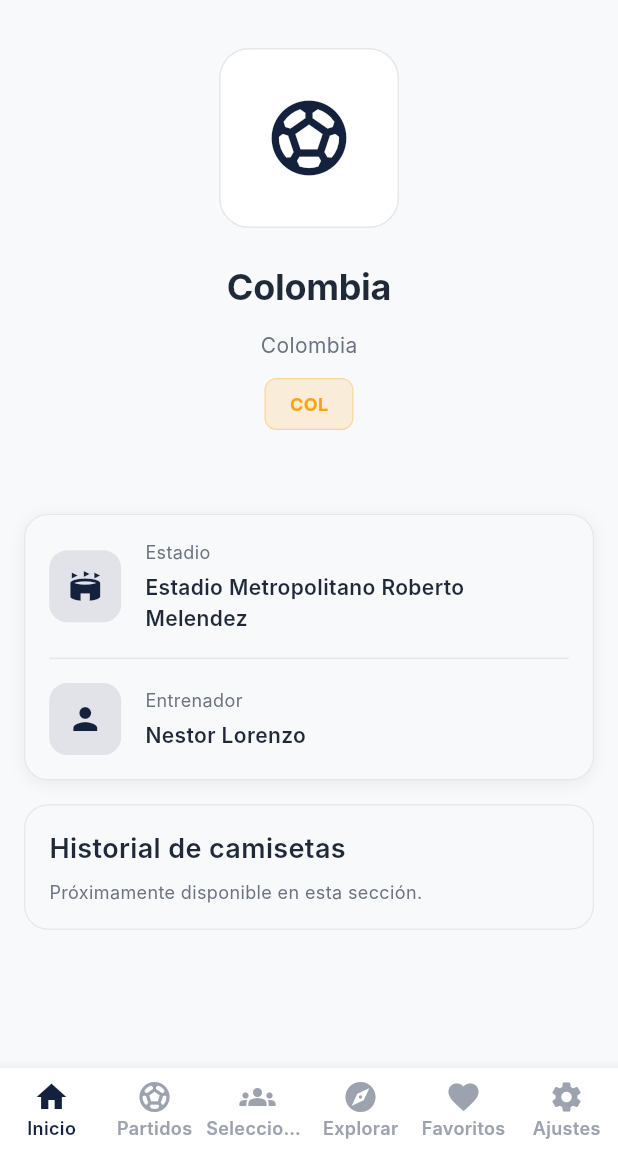
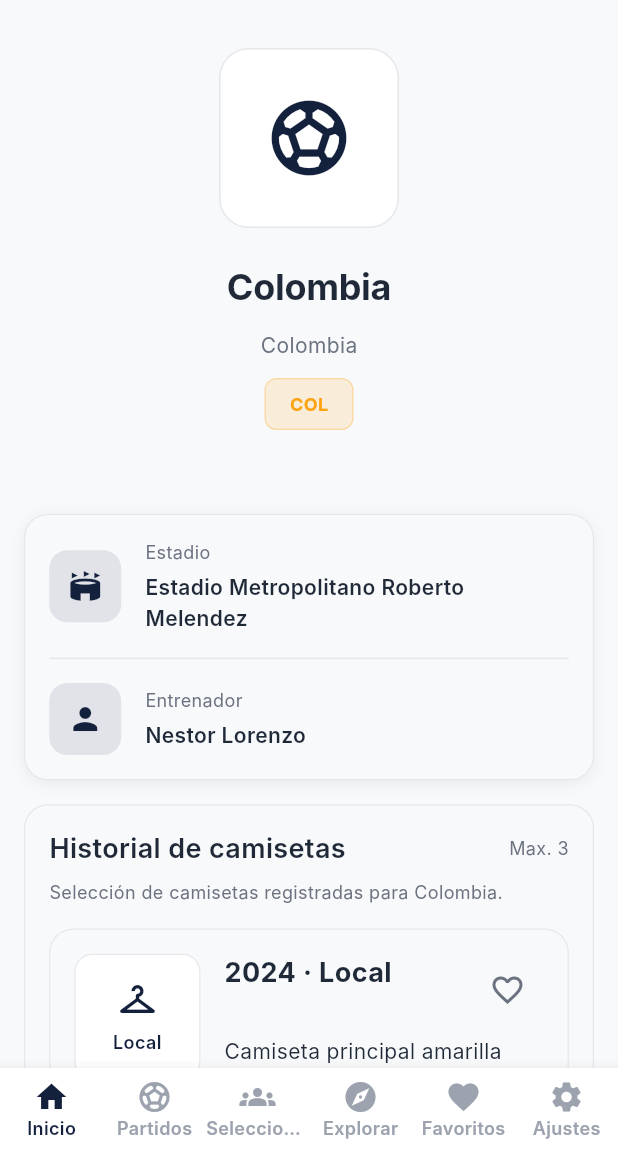
Before and after one commit to juanmalay/fcf_colombia_by_layton, a Flutter app: the TeamsScreen screen opened by its route, after a tap on the "favorite outline" icon, after a tap on "Colombia", on a phone screen of 412 x 824 dp, the part 84-1236 px from its top. Run offline on Flutter 3.47's test engine with Material 3 defaults, Android fonts, the phone set to English and light mode, and no system bars; our stand-ins replace dio, flutter_riverpod, freezed_annotation, go_router, shared_preferences; accounts and stored records are empty; network calls fail; Roboto replaces fonts that are missing (Inter).

Commit message:
feat: Add kit management functionality with local data source, repository implementation, and UI components for kit history display

```diff
--- /dev/null
+++ b/lib/features/teams/data/datasources/kits_local_datasource.dart
@@ -0,0 +1,6 @@
+import '../models/kit_model.dart';
+
+abstract class KitsLocalDataSource {
+  Future<List<KitModel>> getAllKits();
+  Future<List<KitModel>> getTeamKits(String teamId);
+}
--- /dev/null
+++ b/lib/features/teams/data/datasources/kits_local_datasource_impl.dart
@@ -0,0 +1,34 @@
+import 'dart:convert';
+
+import 'package:flutter/services.dart';
+
+import '../models/kit_model.dart';
+import 'kits_local_datasource.dart';
+
+class KitsLocalDataSourceImpl implements KitsLocalDataSource {
+  static const String _assetPath = 'assets/data/kits.json';
+
+  List<KitModel>? _cache;
+
+  @override
+  Future<List<KitModel>> getAllKits() async {
+    if (_cache != null) {
+      return _cache!;
+    }
+
+    final jsonString = await rootBundle.loadString(_assetPath);
+    final jsonMap = jsonDecode(jsonString) as Map<String, dynamic>;
+    final kits = (jsonMap['kits'] as List<dynamic>? ?? [])
+        .map((item) => KitModel.fromJson(item as Map<String, dynamic>))
+        .toList();
+
+    _cache = kits;
+    return kits;
+  }
+
+  @override
+  Future<List<KitModel>> getTeamKits(String teamId) async {
+    final kits = await getAllKits();
+    return kits.where((kit) => kit.teamId == teamId).toList();
+  }
+}
--- /dev/null
+++ b/lib/features/teams/data/models/kit_model.dart
@@ -0,0 +1,53 @@
+import '../../domain/entities/kit.dart';
+
+class KitModel {
+  final String id;
+  final String teamId;
+  final String season;
+  final String type;
+  final String imageUrl;
+  final String brand;
+  final String sponsor;
+  final String description;
+  final String tournament;
+
+  const KitModel({
+    required this.id,
+    required this.teamId,
+    required this.season,
+    required this.type,
+    required this.imageUrl,
+    required this.brand,
+    required this.sponsor,
+    required this.description,
+    required this.tournament,
+  });
+
+  factory KitModel.fromJson(Map<String, dynamic> json) {
+    return KitModel(
+      id: json['id'] as String,
+      teamId: json['teamId'] as String,
+      season: json['season'] as String,
+      type: json['type'] as String,
+      imageUrl: (json['imageUrl'] as String?) ?? '',
+      brand: (json['brand'] as String?) ?? '',
+      sponsor: (json['sponsor'] as String?) ?? '',
+      description: (json['description'] as String?) ?? '',
+      tournament: (json['tournament'] as String?) ?? '',
+    );
+  }
+
+  Kit toEntity() {
+    return Kit(
+      id: id,
+      teamId: teamId,
+      season: season,
+      type: KitType.fromString(type),
+      imageUrl: imageUrl,
+      brand: brand,
+      sponsor: sponsor,
+      description: description,
+      tournament: tournament,
+    );
+  }
+}
--- /dev/null
+++ b/lib/features/teams/data/repositories/kit_repository_impl.dart
@@ -0,0 +1,15 @@
+import '../../domain/entities/kit.dart';
+import '../../domain/repositories/kit_repository.dart';
+import '../datasources/kits_local_datasource.dart';
+
+class KitRepositoryImpl implements KitRepository {
+  final KitsLocalDataSource localDataSource;
+
+  KitRepositoryImpl({required this.localDataSource});
+
+  @override
+  Future<List<Kit>> getTeamKits(String teamId) async {
+    final models = await localDataSource.getTeamKits(teamId);
+    return models.map((model) => model.toEntity()).toList();
+  }
+}
--- /dev/null
+++ b/lib/features/teams/domain/entities/kit.dart
@@ -0,0 +1,46 @@
+enum KitType {
+  home,
+  away,
+  third,
+  goalkeeper;
+
+  static KitType fromString(String value) {
+    return KitType.values.firstWhere(
+      (type) => type.name == value,
+      orElse: () => KitType.home,
+    );
+  }
+
+  String toDisplayString() {
+    return switch (this) {
+      KitType.home => 'Local',
+      KitType.away => 'Visitante',
+      KitType.third => 'Alterna',
+      KitType.goalkeeper => 'Arquero',
+    };
+  }
+}
+
+class Kit {
+  final String id;
+  final String teamId;
+  final String season;
+  final KitType type;
+  final String imageUrl;
+  final String brand;
+  final String sponsor;
+  final String description;
+  final String tournament;
+
+  const Kit({
+    required this.id,
+    required this.teamId,
+    required this.season,
+    required this.type,
+    required this.imageUrl,
+    required this.brand,
+    required this.sponsor,
+    required this.description,
+    required this.tournament,
+  });
+}
--- /dev/null
+++ b/lib/features/teams/domain/repositories/kit_repository.dart
@@ -0,0 +1,5 @@
+import '../entities/kit.dart';
+
+abstract class KitRepository {
+  Future<List<Kit>> getTeamKits(String teamId);
+}
--- /dev/null
+++ b/lib/features/teams/domain/usecases/get_team_kits_usecase.dart
@@ -0,0 +1,12 @@
+import '../entities/kit.dart';
+import '../repositories/kit_repository.dart';
+
+class GetTeamKitsUseCase {
+  final KitRepository repository;
+
+  GetTeamKitsUseCase(this.repository);
+
+  Future<List<Kit>> call(String teamId) async {
+    return repository.getTeamKits(teamId);
+  }
+}
--- /dev/null
+++ b/lib/features/teams/presentation/providers/kit_providers.dart
@@ -0,0 +1,30 @@
+import 'package:flutter_riverpod/flutter_riverpod.dart';
+
+import '../../data/datasources/kits_local_datasource.dart';
+import '../../data/datasources/kits_local_datasource_impl.dart';
+import '../../data/repositories/kit_repository_impl.dart';
+import '../../domain/entities/kit.dart';
+import '../../domain/repositories/kit_repository.dart';
+import '../../domain/usecases/get_team_kits_usecase.dart';
+
+final kitsLocalDataSourceProvider = Provider<KitsLocalDataSource>((ref) {
+  return KitsLocalDataSourceImpl();
+});
+
+final kitRepositoryProvider = Provider<KitRepository>((ref) {
+  return KitRepositoryImpl(
+    localDataSource: ref.watch(kitsLocalDataSourceProvider),
+  );
+});
+
+final getTeamKitsUseCaseProvider = Provider<GetTeamKitsUseCase>((ref) {
+  return GetTeamKitsUseCase(ref.watch(kitRepositoryProvider));
+});
+
+final teamKitsProvider = FutureProvider.family<List<Kit>, String>((
+  ref,
+  teamId,
+) async {
+  final useCase = ref.watch(getTeamKitsUseCaseProvider);
+  return useCase(teamId);
+});
--- a/lib/features/teams/presentation/screens/team_detail_screen.dart
+++ b/lib/features/teams/presentation/screens/team_detail_screen.dart
@@ -3,6 +3,7 @@ import 'package:flutter_riverpod/flutter_riverpod.dart';
 import '../../../favorites/presentation/providers/favorites_providers.dart';
 import '../../domain/entities/team.dart';
 import '../providers/team_providers.dart';
+import '../widgets/kit_history_section.dart';
 import '../../../../core/design_system/app_colors.dart';
 import '../../../../core/design_system/app_text_styles.dart';
 
@@ -78,48 +79,9 @@ class _TeamDetailContent extends StatelessWidget {
           // Info del equipo
           _TeamInfoSection(team: team),
           const SizedBox(height: 16),
-          const _KitHistoryPlaceholderSection(),
+          KitHistorySection(team: team),
           const SizedBox(height: 24),
         ],
-      ),
-    );
-  }
-}
-
-class _KitHistoryPlaceholderSection extends StatelessWidget {
-  const _KitHistoryPlaceholderSection();
-
-  @override
-  Widget build(BuildContext context) {
-    return Padding(
-      padding: const EdgeInsets.symmetric(horizontal: 16),
-      child: Container(
-        width: double.infinity,
-        padding: const EdgeInsets.all(16),
-        decoration: BoxDecoration(
-          color: AppColors.surface,
-          borderRadius: BorderRadius.circular(16),
-          border: Border.all(
-            color: AppColors.border,
-            width: 0.8,
-          ),
-        ),
-        child: Column(
-          crossAxisAlignment: CrossAxisAlignment.start,
-          children: [
-            Text(
-              'Historial de camisetas',
-              style: AppTextStyles.h3,
-            ),
-            const SizedBox(height: 8),
-            Text(
-              'Próximamente disponible en esta sección.',
-              style: AppTextStyles.bodySmall.copyWith(
-                color: AppColors.textSecondary,
-              ),
-            ),
-          ],
-        ),
       ),
     );
   }
--- /dev/null
+++ b/lib/features/teams/presentation/widgets/kit_card.dart
@@ -0,0 +1,161 @@
+import 'package:flutter/material.dart';
+
+import '../../../../core/design_system/app_colors.dart';
+import '../../../../core/design_system/app_text_styles.dart';
+import '../../domain/entities/kit.dart';
+
+class KitCard extends StatelessWidget {
+  final Kit kit;
+  final bool isFavorite;
+  final VoidCallback onToggleFavorite;
+
+  const KitCard({
+    Key? key,
+    required this.kit,
+    required this.isFavorite,
+    required this.onToggleFavorite,
+  }) : super(key: key);
+
+  @override
+  Widget build(BuildContext context) {
+    final hasImage = kit.imageUrl.isNotEmpty;
+
+    return Container(
+      margin: const EdgeInsets.only(bottom: 12),
+      decoration: BoxDecoration(
+        color: AppColors.surface,
+        borderRadius: BorderRadius.circular(16),
+        border: Border.all(color: AppColors.border, width: 0.8),
+      ),
+      child: Padding(
+        padding: const EdgeInsets.all(16),
+        child: Row(
+          crossAxisAlignment: CrossAxisAlignment.start,
+          children: [
+            Container(
+              width: 84,
+              height: 84,
+              decoration: BoxDecoration(
+                color: AppColors.background,
+                borderRadius: BorderRadius.circular(12),
+                border: Border.all(color: AppColors.border, width: 0.8),
+              ),
+              child: hasImage
+                  ? Image.network(
+                      kit.imageUrl,
+                      fit: BoxFit.contain,
+                      errorBuilder: (context, error, stackTrace) {
+                        return _KitImageFallback(kit: kit);
+                      },
+                    )
+                  : _KitImageFallback(kit: kit),
+            ),
+            const SizedBox(width: 16),
+            Expanded(
+              child: Column(
+                crossAxisAlignment: CrossAxisAlignment.start,
+                children: [
+                  Row(
+                    crossAxisAlignment: CrossAxisAlignment.start,
+                    children: [
+                      Expanded(
+                        child: Text(
+                          '${kit.season} · ${kit.type.toDisplayString()}',
+                          style: AppTextStyles.h3.copyWith(
+                            fontWeight: FontWeight.w700,
+                          ),
+                        ),
+                      ),
+                      IconButton(
+                        onPressed: onToggleFavorite,
+                        tooltip: isFavorite
+                            ? 'Quitar de favoritos'
+                            : 'Agregar a favoritos',
+                        icon: Icon(
+                          isFavorite ? Icons.favorite : Icons.favorite_border,
+                          color: isFavorite
+                              ? AppColors.error
+                              : AppColors.textSecondary,
+                        ),
+                      ),
+                    ],
+                  ),
+                  const SizedBox(height: 6),
+                  Text(
+                    kit.description,
+                    style: AppTextStyles.body.copyWith(
+                      color: AppColors.textPrimary,
+                    ),
+                  ),
+                  const SizedBox(height: 10),
+                  Wrap(
+                    spacing: 8,
+                    runSpacing: 8,
+                    children: [
+                      _KitMetaChip(label: kit.brand),
+                      if (kit.sponsor.isNotEmpty) _KitMetaChip(label: kit.sponsor),
+                      if (kit.tournament.isNotEmpty)
+                        _KitMetaChip(label: kit.tournament),
+                    ],
+                  ),
+                ],
+              ),
+            ),
+          ],
+        ),
+      ),
+    );
+  }
+}
+
+class _KitMetaChip extends StatelessWidget {
+  final String label;
+
+  const _KitMetaChip({required this.label});
+
+  @override
+  Widget build(BuildContext context) {
+    return Container(
+      padding: const EdgeInsets.symmetric(horizontal: 10, vertical: 6),
+      decoration: BoxDecoration(
+        color: AppColors.background,
+        borderRadius: BorderRadius.circular(999),
+        border: Border.all(color: AppColors.border, width: 0.6),
+      ),
+      child: Text(
+        label,
+        style: AppTextStyles.bodySmall.copyWith(
+          color: AppColors.textSecondary,
+        ),
+      ),
+    );
+  }
+}
+
+class _KitImageFallback extends StatelessWidget {
+  final Kit kit;
+
+  const _KitImageFallback({required this.kit});
+
+  @override
+  Widget build(BuildContext context) {
+    return Center(
+      child: Column(
+        mainAxisAlignment: MainAxisAlignment.center,
+        children: [
+          Icon(
+            Icons.checkroom,
+            color: AppColors.primary,
+            size: 28,
+          ),
+          const SizedBox(height: 6),
+          Text(
+            kit.type.toDisplayString(),
+            style: AppTextStyles.label.copyWith(color: AppColors.primary),
+            textAlign: TextAlign.center,
+          ),
+        ],
+      ),
+    );
+  }
+}
--- /dev/null
+++ b/lib/features/teams/presentation/widgets/kit_history_section.dart
@@ -0,0 +1,173 @@
+import 'package:flutter/material.dart';
+import 'package:flutter_riverpod/flutter_riverpod.dart';
+
+import '../../../../core/design_system/app_colors.dart';
+import '../../../../core/design_system/app_text_styles.dart';
+import '../../../favorites/presentation/providers/favorites_providers.dart';
+import '../../domain/entities/team.dart';
+import '../providers/kit_providers.dart';
+import 'kit_card.dart';
+
+class KitHistorySection extends ConsumerWidget {
+  final Team team;
+
+  const KitHistorySection({
+    Key? key,
+    required this.team,
+  }) : super(key: key);
+
+  @override
+  Widget build(BuildContext context, WidgetRef ref) {
+    final kitsState = ref.watch(teamKitsProvider(team.id));
+    final favorites = ref.watch(favoritesProvider);
+
+    return Padding(
+      padding: const EdgeInsets.symmetric(horizontal: 16),
+      child: Container(
+        width: double.infinity,
+        padding: const EdgeInsets.all(16),
+        decoration: BoxDecoration(
+          color: AppColors.surface,
+          borderRadius: BorderRadius.circular(16),
+          border: Border.all(
+            color: AppColors.border,
+            width: 0.8,
+          ),
+        ),
+        child: Column(
+          crossAxisAlignment: CrossAxisAlignment.start,
+          children: [
+            Row(
+              children: [
+                Expanded(
+                  child: Text(
+                    'Historial de camisetas',
+                    style: AppTextStyles.h3,
+                  ),
+                ),
+                Text(
+                  'Max. 3',
+                  style: AppTextStyles.bodySmall.copyWith(
+                    color: AppColors.textSecondary,
+                  ),
+                ),
+              ],
+            ),
+            const SizedBox(height: 8),
+            Text(
+              'Selección de camisetas registradas para ${team.name}.',
+              style: AppTextStyles.bodySmall.copyWith(
+                color: AppColors.textSecondary,
+              ),
+            ),
+            const SizedBox(height: 16),
+            kitsState.when(
+              loading: () => const _KitHistoryLoadingState(),
+              error: (error, stackTrace) => _KitHistoryErrorState(
+                onRetry: () => ref.refresh(teamKitsProvider(team.id)),
+              ),
+              data: (kits) {
+                if (kits.isEmpty) {
+                  return const _KitHistoryEmptyState();
+                }
+
+                final visibleKits = kits.take(3).toList();
+
+                return Column(
+                  crossAxisAlignment: CrossAxisAlignment.start,
+                  children: [
+                    ...visibleKits.map((kit) {
+                      final favoriteId = 'kit:${kit.id}';
+                      return KitCard(
+                        kit: kit,
+                        isFavorite: favorites.contains(favoriteId),
+                        onToggleFavorite: () {
+                          ref.read(favoritesProvider.notifier).toggle(favoriteId);
+                        },
+                      );
+                    }),
+                    const SizedBox(height: 4),
+                    Text(
+                      kits.length > 3
+                          ? 'Ver todas próximamente.'
+                          : 'Más camisetas disponibles próximamente.',
+                      style: AppTextStyles.bodySmall.copyWith(
+                        color: AppColors.textSecondary,
+                      ),
+                    ),
+                  ],
+                );
+              },
+            ),
+          ],
+        ),
+      ),
+    );
+  }
+}
+
+class _KitHistoryLoadingState extends StatelessWidget {
+  const _KitHistoryLoadingState();
+
+  @override
+  Widget build(BuildContext context) {
+    return const Padding(
+      padding: EdgeInsets.symmetric(vertical: 24),
+      child: Center(
+        child: CircularProgressIndicator(),
+      ),
+    );
+  }
+}
+
+class _KitHistoryErrorState extends StatelessWidget {
+  final VoidCallback onRetry;
+
+  const _KitHistoryErrorState({required this.onRetry});
+
+  @override
+  Widget build(BuildContext context) {
+    return Column(
+      crossAxisAlignment: CrossAxisAlignment.start,
+      children: [
+        Text(
+          'No se pudo cargar el historial de camisetas.',
+          style: AppTextStyles.body.copyWith(
+            color: AppColors.textPrimary,
+          ),
+        ),
+        const SizedBox(height: 12),
+        OutlinedButton(
+          onPressed: onRetry,
+          child: const Text('Reintentar'),
+        ),
+      ],
+    );
+  }
+}
+
+class _KitHistoryEmptyState extends StatelessWidget {
+  const _KitHistoryEmptyState();
+
+  @override
+  Widget build(BuildContext context) {
+    return Column(
+      crossAxisAlignment: CrossAxisAlignment.start,
+      children: [
+        Text(
+          'No hay camisetas registradas para este equipo.',
+          style: AppTextStyles.body.copyWith(
+            color: AppColors.textPrimary,
+          ),
+        ),
+        const SizedBox(height: 8),
+        Text(
+          'Podrás ver más histórico cuando se amplíe el catálogo.',
+          style: AppTextStyles.bodySmall.copyWith(
+            color: AppColors.textSecondary,
+          ),
+        ),
+      ],
+    );
+  }
+}
```
Also changed, not shown: assets/data/kits.json (added, +81 -0 lines).
